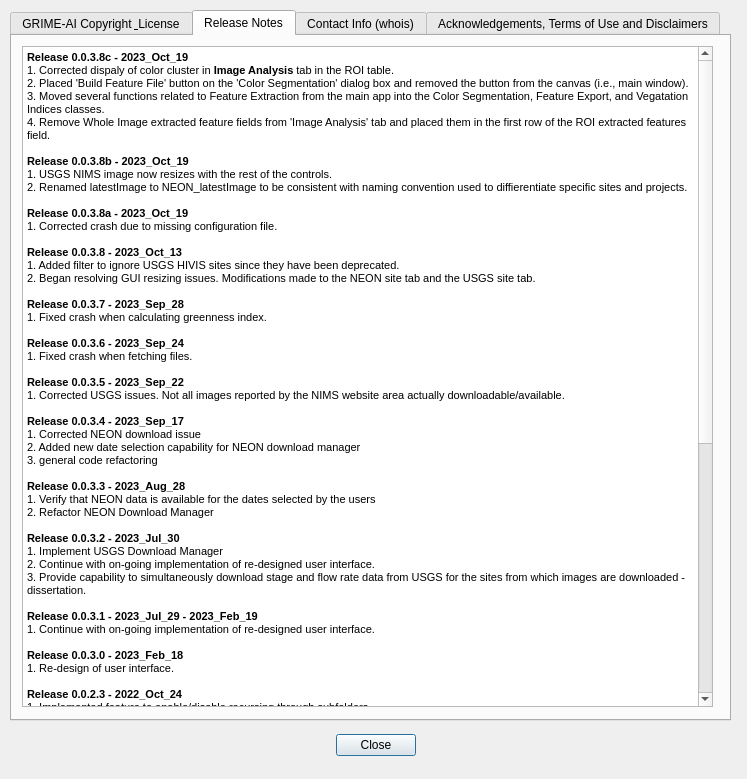
JohnStranzl/GRIME-AI, file QDialog_ReleaseNotes.ui: the form before one commit.
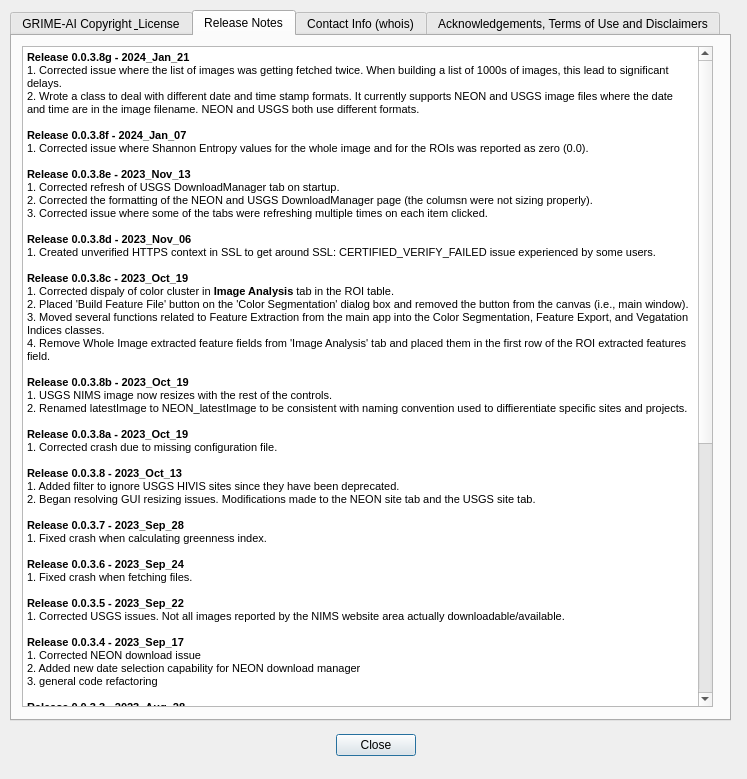
The form after the commit.

Patch:
```diff
--- a/QDialog_ReleaseNotes.ui
+++ b/QDialog_ReleaseNotes.ui
@@ -92,6 +92,21 @@
 &lt;html&gt;&lt;head&gt;&lt;meta name=&quot;qrichtext&quot; content=&quot;1&quot; /&gt;&lt;style type=&quot;text/css&quot;&gt;
 p, li { white-space: pre-wrap; }
 &lt;/style&gt;&lt;/head&gt;&lt;body style=&quot; font-family:'MS Shell Dlg 2'; font-size:7.8pt; font-weight:400; font-style:normal;&quot;&gt;
+&lt;p style=&quot; margin-top:0px; margin-bottom:0px; margin-left:0px; margin-right:0px; -qt-block-indent:0; text-indent:0px;&quot;&gt;&lt;span style=&quot; font-family:'MS Shell Dlg 2','sans-serif'; font-size:8.25pt; font-weight:600;&quot;&gt;Release 0.0.3.8g - 2024_Jan_21&lt;/span&gt;&lt;/p&gt;
+&lt;p style=&quot; margin-top:0px; margin-bottom:0px; margin-left:0px; margin-right:0px; -qt-block-indent:0; text-indent:0px;&quot;&gt;&lt;span style=&quot; font-family:'MS Shell Dlg 2','sans-serif'; font-size:8.5pt;&quot;&gt;1. Corrected issue where the list of images was getting fetched twice. When building a list of 1000s of images, this lead to significant delays.&lt;/span&gt;&lt;/p&gt;
+&lt;p style=&quot; margin-top:0px; margin-bottom:0px; margin-left:0px; margin-right:0px; -qt-block-indent:0; text-indent:0px;&quot;&gt;&lt;span style=&quot; font-family:'MS Shell Dlg 2','sans-serif'; font-size:8.5pt;&quot;&gt;2. Wrote a class to deal with different date and time stamp formats. It currently supports NEON and USGS image files where the date and time are in the image filename. NEON and USGS both use different formats.&lt;/span&gt;&lt;/p&gt;
+&lt;p style=&quot;-qt-paragraph-type:empty; margin-top:0px; margin-bottom:0px; margin-left:0px; margin-right:0px; -qt-block-indent:0; text-indent:0px; font-family:'MS Shell Dlg 2','sans-serif'; font-size:8.25pt; font-weight:600;&quot;&gt;&lt;br /&gt;&lt;/p&gt;
+&lt;p style=&quot; margin-top:0px; margin-bottom:0px; margin-left:0px; margin-right:0px; -qt-block-indent:0; text-indent:0px;&quot;&gt;&lt;span style=&quot; font-family:'MS Shell Dlg 2','sans-serif'; font-size:8.25pt; font-weight:600;&quot;&gt;Release 0.0.3.8f - 2024_Jan_07&lt;/span&gt;&lt;/p&gt;
+&lt;p style=&quot; margin-top:0px; margin-bottom:0px; margin-left:0px; margin-right:0px; -qt-block-indent:0; text-indent:0px;&quot;&gt;&lt;span style=&quot; font-family:'MS Shell Dlg 2','sans-serif'; font-size:8.5pt;&quot;&gt;1. Corrected issue where Shannon Entropy values for the whole image and for the ROIs was reported as zero (0.0).&lt;/span&gt;&lt;/p&gt;
+&lt;p style=&quot;-qt-paragraph-type:empty; margin-top:0px; margin-bottom:0px; margin-left:0px; margin-right:0px; -qt-block-indent:0; text-indent:0px; font-family:'MS Shell Dlg 2','sans-serif'; font-size:8.25pt; font-weight:600;&quot;&gt;&lt;br /&gt;&lt;/p&gt;
+&lt;p style=&quot; margin-top:0px; margin-bottom:0px; margin-left:0px; margin-right:0px; -qt-block-indent:0; text-indent:0px;&quot;&gt;&lt;span style=&quot; font-family:'MS Shell Dlg 2','sans-serif'; font-size:8.25pt; font-weight:600;&quot;&gt;Release 0.0.3.8e - 2023_Nov_13&lt;/span&gt;&lt;/p&gt;
+&lt;p style=&quot; margin-top:0px; margin-bottom:0px; margin-left:0px; margin-right:0px; -qt-block-indent:0; text-indent:0px;&quot;&gt;&lt;span style=&quot; font-family:'MS Shell Dlg 2','sans-serif'; font-size:8.5pt;&quot;&gt;1. Corrected refresh of USGS DownloadManager tab on startup.&lt;/span&gt;&lt;/p&gt;
+&lt;p style=&quot; margin-top:0px; margin-bottom:0px; margin-left:0px; margin-right:0px; -qt-block-indent:0; text-indent:0px;&quot;&gt;&lt;span style=&quot; font-family:'MS Shell Dlg 2','sans-serif'; font-size:8.5pt;&quot;&gt;2. Corrected the formatting of the NEON and USGS DownloadManager page (the columsn were not sizing properly).&lt;/span&gt;&lt;/p&gt;
+&lt;p style=&quot; margin-top:0px; margin-bottom:0px; margin-left:0px; margin-right:0px; -qt-block-indent:0; text-indent:0px;&quot;&gt;&lt;span style=&quot; font-family:'MS Shell Dlg 2','sans-serif'; font-size:8.5pt;&quot;&gt;3. Corrected issue where some of the tabs were refreshing multiple times on each item clicked.&lt;/span&gt;&lt;/p&gt;
+&lt;p style=&quot;-qt-paragraph-type:empty; margin-top:0px; margin-bottom:0px; margin-left:0px; margin-right:0px; -qt-block-indent:0; text-indent:0px; font-family:'MS Shell Dlg 2','sans-serif'; font-size:8.5pt;&quot;&gt;&lt;br /&gt;&lt;/p&gt;
+&lt;p style=&quot; margin-top:0px; margin-bottom:0px; margin-left:0px; margin-right:0px; -qt-block-indent:0; text-indent:0px;&quot;&gt;&lt;span style=&quot; font-family:'MS Shell Dlg 2','sans-serif'; font-size:8.25pt; font-weight:600;&quot;&gt;Release 0.0.3.8d - 2023_Nov_06&lt;/span&gt;&lt;/p&gt;
+&lt;p style=&quot; margin-top:0px; margin-bottom:0px; margin-left:0px; margin-right:0px; -qt-block-indent:0; text-indent:0px;&quot;&gt;&lt;span style=&quot; font-family:'MS Shell Dlg 2','sans-serif'; font-size:8.5pt;&quot;&gt;1. Created unverified HTTPS context in SSL to get around SSL: CERTIFIED_VERIFY_FAILED issue experienced by some users.&lt;/span&gt;&lt;/p&gt;
+&lt;p style=&quot;-qt-paragraph-type:empty; margin-top:0px; margin-bottom:0px; margin-left:0px; margin-right:0px; -qt-block-indent:0; text-indent:0px; font-family:'MS Shell Dlg 2','sans-serif'; font-size:8.5pt;&quot;&gt;&lt;br /&gt;&lt;/p&gt;
 &lt;p style=&quot; margin-top:0px; margin-bottom:0px; margin-left:0px; margin-right:0px; -qt-block-indent:0; text-indent:0px;&quot;&gt;&lt;span style=&quot; font-family:'MS Shell Dlg 2','sans-serif'; font-size:8.25pt; font-weight:600;&quot;&gt;Release 0.0.3.8c - 2023_Oct_19&lt;/span&gt;&lt;/p&gt;
 &lt;p style=&quot; margin-top:0px; margin-bottom:0px; margin-left:0px; margin-right:0px; -qt-block-indent:0; text-indent:0px;&quot;&gt;&lt;span style=&quot; font-family:'MS Shell Dlg 2','sans-serif'; font-size:8.5pt;&quot;&gt;1. Corrected dispaly of color cluster in &lt;/span&gt;&lt;span style=&quot; font-family:'MS Shell Dlg 2','sans-serif'; font-size:8.5pt; font-weight:600;&quot;&gt;Image Analysis&lt;/span&gt;&lt;span style=&quot; font-family:'MS Shell Dlg 2','sans-serif'; font-size:8.5pt;&quot;&gt; tab in the ROI table.&lt;/span&gt;&lt;/p&gt;
 &lt;p style=&quot; margin-top:0px; margin-bottom:0px; margin-left:0px; margin-right:0px; -qt-block-indent:0; text-indent:0px;&quot;&gt;&lt;span style=&quot; font-family:'MS Shell Dlg 2','sans-serif'; font-size:8.5pt;&quot;&gt;2. Placed 'Build Feature File' button on the 'Color Segmentation' dialog box and removed the button from the canvas (i.e., main window).&lt;/span&gt;&lt;/p&gt;
```
